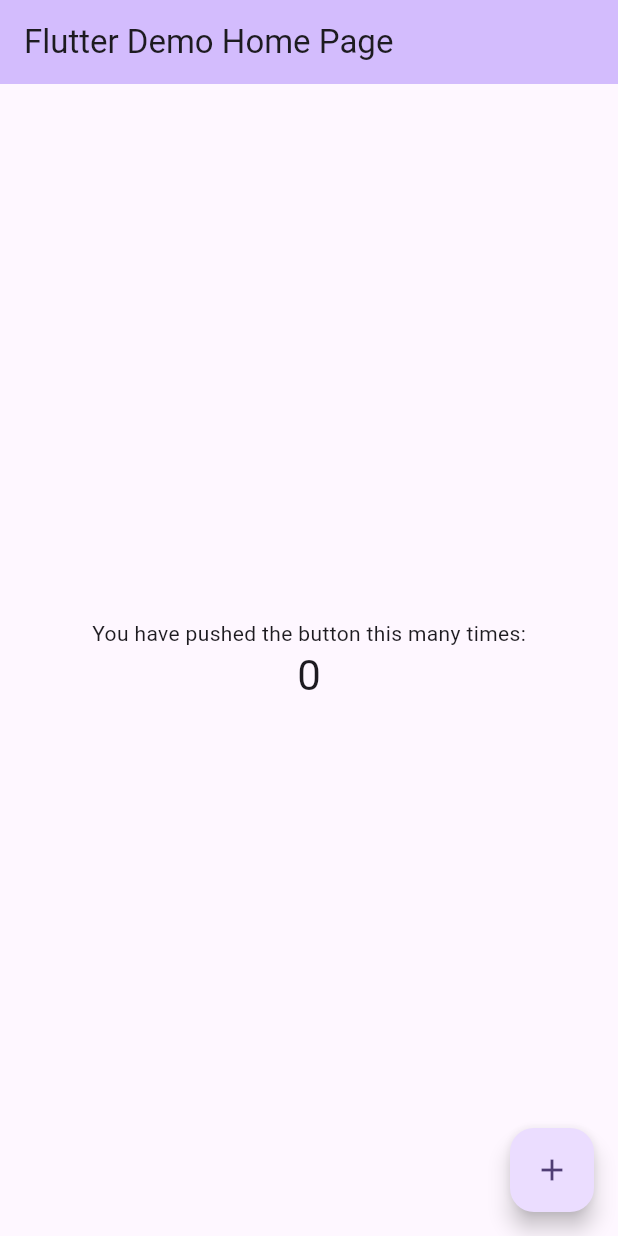
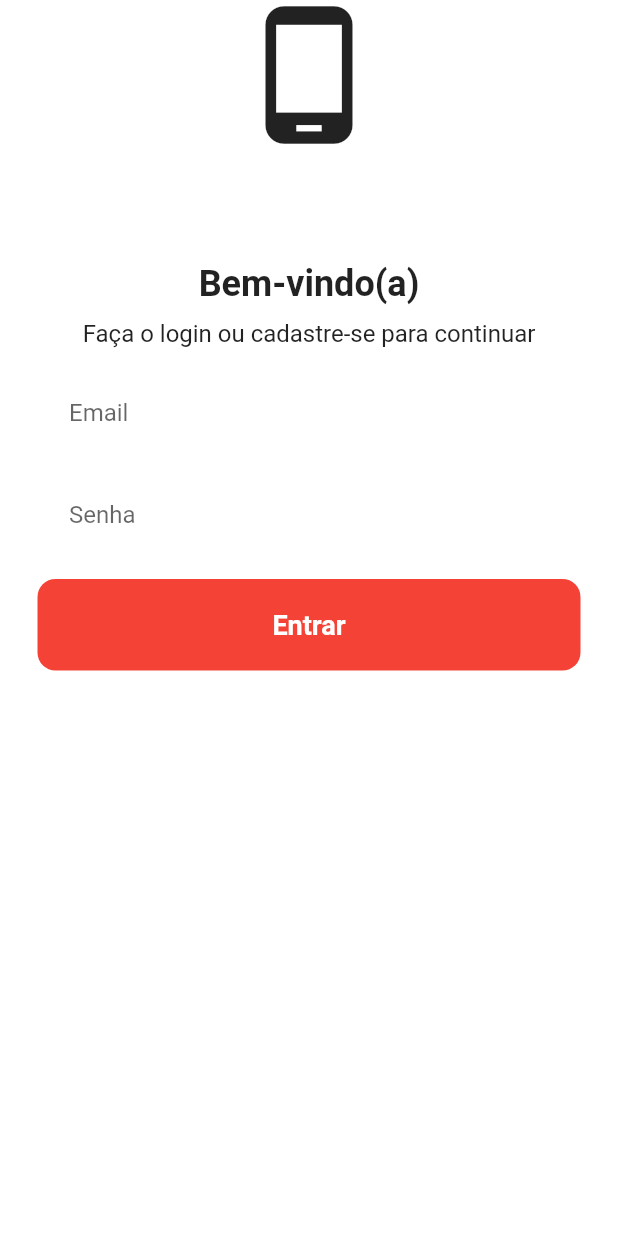
Before and after one commit to xLupus/Deltasports-MobileAPP, a Flutter app: the screen it shows after launch, on a phone screen of 412 x 824 dp. Run offline on Flutter 3.47's test engine with Material 2 defaults, Android fonts, the light colour scheme and no system bars.

Commit message:
Prototipo da tela de login

```diff
--- /dev/null
+++ b/lib/login_page.dart
@@ -0,0 +1,112 @@
+import 'package:flutter/material.dart';
+
+
+class LoginPage extends StatefulWidget {
+  const LoginPage({Key? key}) : super(key: key);
+
+  @override
+  State<LoginPage> createState() => _LoginPageState();
+}
+
+class _LoginPageState extends State<LoginPage> {
+  @override
+  Widget build(BuildContext context) {
+    return Scaffold(
+      backgroundColor: Colors.white,
+      body: SafeArea(
+        child: Center(
+          child: Column(
+            children: [
+              Icon(
+                Icons.phone_android,
+                size: 100,
+              ),
+              SizedBox(height: 75),
+        //BemVindo
+        Text(
+          'Bem-vindo(a)',
+          style: TextStyle(
+            fontWeight: FontWeight.bold,
+            fontSize: 24,
+            ),
+        ),
+        SizedBox(height: 10),
+        Text(
+          'Faça o login ou cadastre-se para continuar',
+          style: TextStyle(
+            fontSize: 16,
+            ),
+        ),
+        SizedBox(height: 18),
+
+        //Email
+        Padding(
+          padding: const EdgeInsets.symmetric(horizontal: 25.0),
+          child: Container(
+            decoration: BoxDecoration(
+              color: Colors.white,
+              border: Border.all(color: Colors.white),
+              borderRadius: BorderRadius.circular(10),
+          ),
+          child: Padding(
+            padding: const EdgeInsets.only(left: 20.0),
+            child: TextField(
+              decoration: InputDecoration(
+                border: InputBorder.none,
+                hintText: 'Email',
+            ),
+          ),
+        ),
+      ),
+    ),
+    SizedBox(height: 18),
+    //Senha
+    Padding(
+          padding: const EdgeInsets.symmetric(horizontal: 25.0),
+          child: Container(
+            decoration: BoxDecoration(
+              color: Colors.white,
+              border: Border.all(color: Colors.white),
+              borderRadius: BorderRadius.circular(10),
+          ),
+          child: Padding(
+            padding: const EdgeInsets.only(left: 20.0),
+            child: TextField(
+              obscureText: true,
+              decoration: InputDecoration(
+                border: InputBorder.none,
+                hintText: 'Senha',
+            ),
+          ),
+        ),
+      ),
+    ),
+    SizedBox(height: 18),
+    //Btn entrar
+    Padding(
+      padding: const EdgeInsets.symmetric(horizontal: 25.0),
+      child: Container(
+        padding: EdgeInsets.all(20),
+        decoration: BoxDecoration(
+          color: Colors.red,
+          borderRadius: BorderRadius.circular(12),
+        ),
+        child: Center(
+          child: Text(
+            'Entrar',
+            style:TextStyle(
+              color: Colors.white,
+              fontWeight: FontWeight.bold,
+              fontSize: 18,
+              ),
+            ),
+          ),
+        ),
+      ),
+  ]
+          ),
+        ),
+      ),
+    );
+  }
+}
--- a/lib/main.dart
+++ b/lib/main.dart
@@ -1,125 +1,18 @@
 import 'package:flutter/material.dart';
+import 'login_page.dart';
 
 void main() {
   runApp(const MyApp());
 }
 
 class MyApp extends StatelessWidget {
-  const MyApp({super.key});
+  const MyApp({Key? key}) : super(key: key);
 
-  // This widget is the root of your application.
   @override
   Widget build(BuildContext context) {
     return MaterialApp(
-      title: 'Flutter Demo',
-      theme: ThemeData(
-        // This is the theme of your application.
-        //
-        // TRY THIS: Try running your application with "flutter run". You'll see
-        // the application has a blue toolbar. Then, without quitting the app,
-        // try changing the seedColor in the colorScheme below to Colors.green
-        // and then invoke "hot reload" (save your changes or press the "hot
-        // reload" button in a Flutter-supported IDE, or press "r" if you used
-        // the command line to start the app).
-        //
-        // Notice that the counter didn't reset back to zero; the application
-        // state is not lost during the reload. To reset the state, use hot
-        // restart instead.
-        //
-        // This works for code too, not just values: Most code changes can be
-        // tested with just a hot reload.
-        colorScheme: ColorScheme.fromSeed(seedColor: Colors.deepPurple),
-        useMaterial3: true,
-      ),
-      home: const MyHomePage(title: 'Flutter Demo Home Page'),
+      debugShowCheckedModeBanner: false,
+      home: LoginPage(),
     );
   }
 }
-
-class MyHomePage extends StatefulWidget {
-  const MyHomePage({super.key, required this.title});
-
-  // This widget is the home page of your application. It is stateful, meaning
-  // that it has a State object (defined below) that contains fields that affect
-  // how it looks.
-
-  // This class is the configuration for the state. It holds the values (in this
-  // case the title) provided by the parent (in this case the App widget) and
-  // used by the build method of the State. Fields in a Widget subclass are
-  // always marked "final".
-
-  final String title;
-
-  @override
-  State<MyHomePage> createState() => _MyHomePageState();
-}
-
-class _MyHomePageState extends State<MyHomePage> {
-  int _counter = 0;
-
-  void _incrementCounter() {
-    setState(() {
-      // This call to setState tells the Flutter framework that something has
-      // changed in this State, which causes it to rerun the build method below
-      // so that the display can reflect the updated values. If we changed
-      // _counter without calling setState(), then the build method would not be
-      // called again, and so nothing would appear to happen.
-      _counter++;
-    });
-  }
-
-  @override
-  Widget build(BuildContext context) {
-    // This method is rerun every time setState is called, for instance as done
-    // by the _incrementCounter method above.
-    //
-    // The Flutter framework has been optimized to make rerunning build methods
-    // fast, so that you can just rebuild anything that needs updating rather
-    // than having to individually change instances of widgets.
-    return Scaffold(
-      appBar: AppBar(
-        // TRY THIS: Try changing the color here to a specific color (to
-        // Colors.amber, perhaps?) and trigger a hot reload to see the AppBar
-        // change color while the other colors stay the same.
-        backgroundColor: Theme.of(context).colorScheme.inversePrimary,
-        // Here we take the value from the MyHomePage object that was created by
-        // the App.build method, and use it to set our appbar title.
-        title: Text(widget.title),
-      ),
-      body: Center(
-        // Center is a layout widget. It takes a single child and positions it
-        // in the middle of the parent.
-        child: Column(
-          // Column is also a layout widget. It takes a list of children and
-          // arranges them vertically. By default, it sizes itself to fit its
-          // children horizontally, and tries to be as tall as its parent.
-          //
-          // Column has various properties to control how it sizes itself and
-          // how it positions its children. Here we use mainAxisAlignment to
-          // center the children vertically; the main axis here is the vertical
-          // axis because Columns are vertical (the cross axis would be
-          // horizontal).
-          //
-          // TRY THIS: Invoke "debug painting" (choose the "Toggle Debug Paint"
-          // action in the IDE, or press "p" in the console), to see the
-          // wireframe for each widget.
-          mainAxisAlignment: MainAxisAlignment.center,
-          children: <Widget>[
-            const Text(
-              'You have pushed the button this many times:',
-            ),
-            Text(
-              '$_counter',
-              style: Theme.of(context).textTheme.headlineMedium,
-            ),
-          ],
-        ),
-      ),
-      floatingActionButton: FloatingActionButton(
-        onPressed: _incrementCounter,
-        tooltip: 'Increment',
-        child: const Icon(Icons.add),
-      ), // This trailing comma makes auto-formatting nicer for build methods.
-    );
-  }
-}
--- /dev/null
+++ b/lib/sing_in.dart
@@ -0,0 +1 @@
+import 'package:flutter/material.dart';
--- /dev/null
+++ b/lib/sing_up.dart
@@ -0,0 +1 @@
+import 'package:flutter/material.dart';
```
